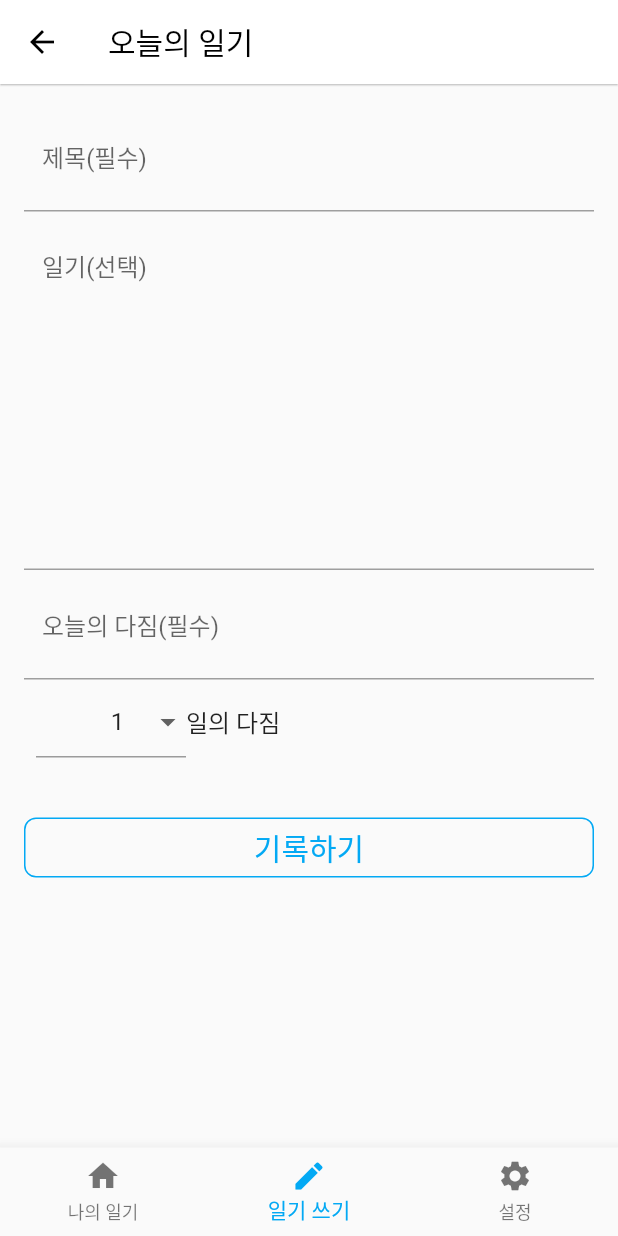
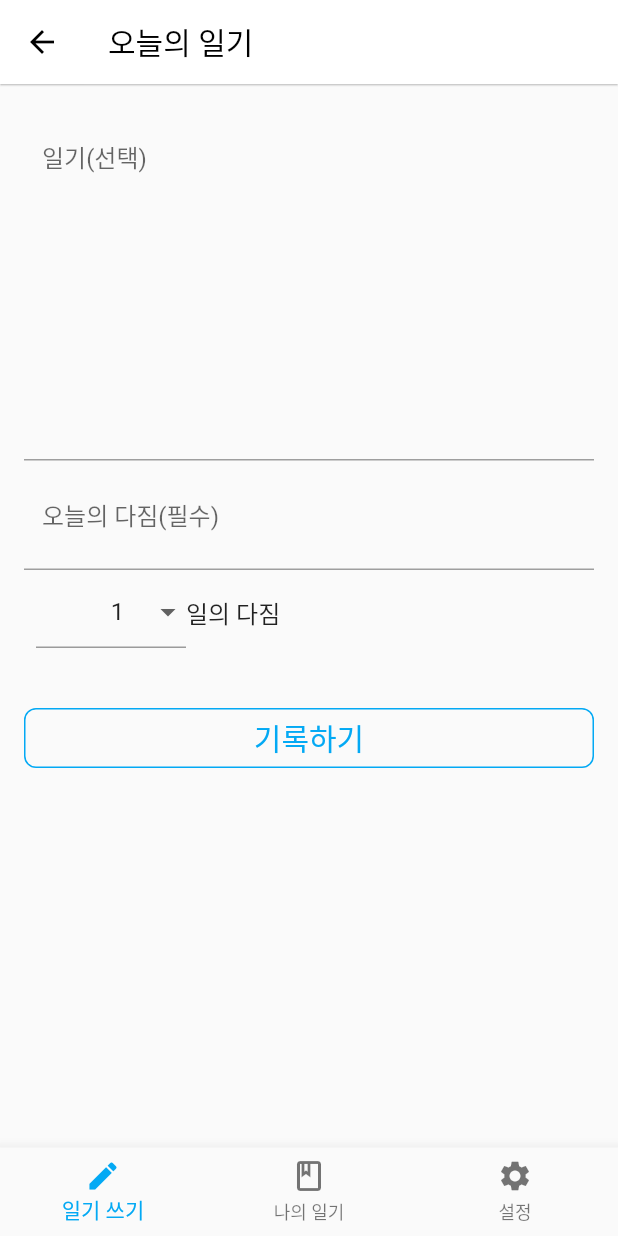
Before and after one commit to Jun-Jinu/-Will-Grow-Widget-App, a Flutter app: the NewPostView screen opened by its route, on a phone screen of 412 x 824 dp. Run offline on Flutter 3.47's test engine with Material 2 defaults, Android fonts, the phone set to English and light mode, and no system bars; our stand-ins replace hive, settings_ui, toggle_switch; missing offline and left inert: flutter_widgetkit; accounts and stored records are empty.

Commit message:
style: 하단바 위치 및 인덱스 변경

```diff
--- a/lib/main.dart
+++ b/lib/main.dart
@@ -38,10 +38,10 @@ class MyApp extends StatelessWidget {
   Widget build(BuildContext context) {
     return MultiProvider(
       providers: [
+        ChangeNotifierProvider<NewPostViewModel>(
+            create: (_) => NewPostViewModel(), child: NewPostView()),
         ChangeNotifierProvider<PostListViewModel>(
             create: (_) => PostListViewModel(), child: PostListView()),
-        ChangeNotifierProvider<NewPostViewModel>(
-            create: (_) => NewPostViewModel(), child: NewPostView()),
         ChangeNotifierProvider<SettingsViewModel>(
             create: (_) => SettingsViewModel(), child: SettingsView()),
         ChangeNotifierProvider<WidgetSettingsViewModel>(
@@ -73,9 +73,9 @@ class MyApp extends StatelessWidget {
 Route<dynamic>? onGenerateRoute(RouteSettings settings) {
   switch (settings.name) {
     case '/':
+      return CustomPageRoute(page: NewPostView());
+    case '/post':
       return CustomPageRoute(page: PostListView());
-    case '/newpost':
-      return CustomPageRoute(page: NewPostView());
     case '/settings':
       return CustomPageRoute(page: SettingsView());
     case '/settings/widget':
--- a/lib/ui/new_post/new_post_view.dart
+++ b/lib/ui/new_post/new_post_view.dart
@@ -30,27 +30,27 @@ class _NewPostViewState extends State<NewPostView> {
         title: Text('오늘의 일기'),
       ),
       bottomNavigationBar: MenuBottom(
-        selectedIndex: 1,
+        selectedIndex: 0,
       ),
       body: Padding(
         padding: EdgeInsets.all(16.0),
         child: Column(
           children: [
-            TextField(
-              controller: _titleController,
-              decoration: InputDecoration(
-                border: OutlineInputBorder(
-                  borderSide: BorderSide(width: 0, style: BorderStyle.none),
-                ),
-                hintText: "제목(필수)",
-              ),
-            ),
-            Container(
-              width: double.infinity,
-              height: 1,
-              color: Colors.grey,
-              margin: EdgeInsets.symmetric(vertical: 4.0),
-            ),
+            // TextField(
+            //   controller: _titleController,
+            //   decoration: InputDecoration(
+            //     border: OutlineInputBorder(
+            //       borderSide: BorderSide(width: 0, style: BorderStyle.none),
+            //     ),
+            //     hintText: "제목(필수)",
+            //   ),
+            // ),
+            // Container(
+            //   width: double.infinity,
+            //   height: 1,
+            //   color: Colors.grey,
+            //   margin: EdgeInsets.symmetric(vertical: 4.0),
+            // ),
             TextField(
               controller: _contentController,
               decoration: InputDecoration(
--- a/lib/ui/post/post_view.dart
+++ b/lib/ui/post/post_view.dart
@@ -14,12 +14,12 @@ class PostListView extends StatelessWidget {
     viewModel =
         Provider.of<PostListViewModel>(context); // Provider로 viewModel을 가져온다.
 
-    viewModel.setSelectedIndex(0);
+    viewModel.setSelectedIndex(1);
 
     return Scaffold(
       appBar: AppBar(title: const Text('일기')),
       bottomNavigationBar: MenuBottom(
-        selectedIndex: 0,
+        selectedIndex: 1,
       ),
       body: _buildPostList(),
     );
--- a/lib/ui/widgets/menu_bottom.dart
+++ b/lib/ui/widgets/menu_bottom.dart
@@ -26,7 +26,7 @@ class _MenuBottomState extends State<MenuBottom> {
   Widget build(BuildContext context) {
     List<String> routes = [
       '/',
-      '/newpost',
+      '/post',
       '/settings',
     ];
 
@@ -39,12 +39,12 @@ class _MenuBottomState extends State<MenuBottom> {
       },
       items: const [
         BottomNavigationBarItem(
-          icon: Icon(Icons.home),
-          label: '나의 일기',
+          icon: Icon(Icons.edit),
+          label: '일기 쓰기',
         ),
         BottomNavigationBarItem(
-          icon: Icon(Icons.edit),
-          label: '일기 쓰기',
+          icon: Icon(Icons.book_outlined),
+          label: '나의 일기',
         ),
         BottomNavigationBarItem(
           icon: Icon(Icons.settings),
```
